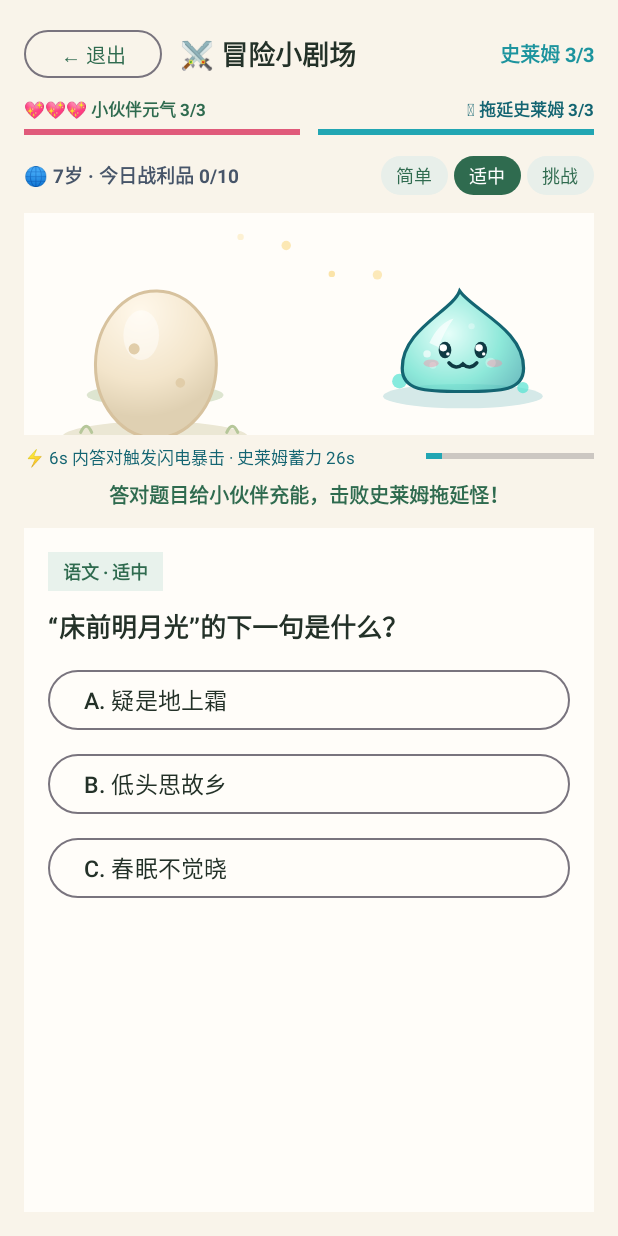
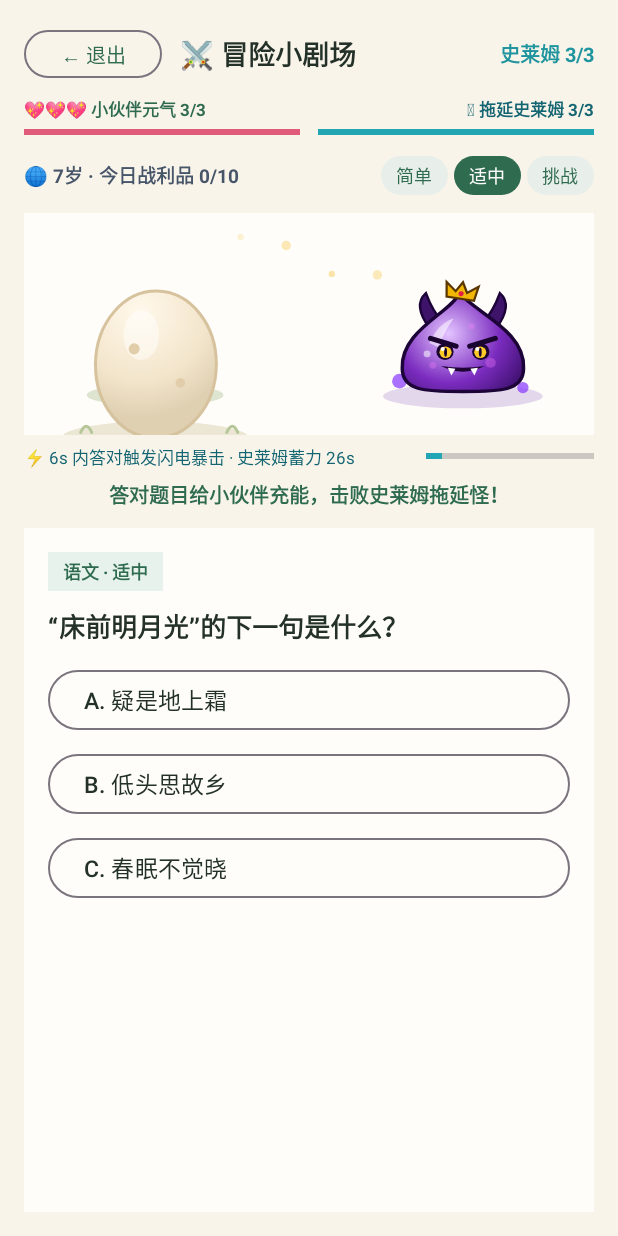
Before and after one commit to linfeng0219/growth-buddy, an Android app: the AdventureActivity screen opened directly, with no data from a screen before it, on a phone screen of 412 x 824 dp. Run offline under Robolectric (Android 15) with nearby library versions, the phone set to English and light mode, and no system bars; pictures from the network do not load.

Commit message:
重塑拖延史莱姆为暗紫恶魔角魔王反派造型并同步暗紫特效

```diff
--- a/android/app/src/main/java/com/growthbuddy/child/PetCanvasView.kt
+++ b/android/app/src/main/java/com/growthbuddy/child/PetCanvasView.kt
@@ -1085,7 +1085,7 @@ class BattleStageView @JvmOverloads constructor(
         val list = ArrayList<BurstParticle>(28)
         if (forEnemyAttack) {
             val burstCount = if (intense) 18 else 14
-            val colors = intArrayOf(0xFF4BE3D0.toInt(), 0xFF7BE8FF.toInt(), 0xFFFF85A1.toInt(), 0xFFA5F3FC.toInt())
+            val colors = intArrayOf(0xFF9D4EDD.toInt(), 0xFFC77DFF.toInt(), 0xFFFF4D6D.toInt(), 0xFF7B2CBF.toInt())
             for (i in 0 until burstCount) {
                 val angle = (2.0 * PI * i / burstCount) + (i % 3) * 0.21
                 val speed = (if (intense) 140f else 105f) + (i % 4) * 28f
@@ -1125,9 +1125,9 @@ class BattleStageView @JvmOverloads constructor(
                 )
             )
         }
-        // 命中瞬间星芒 + 史莱姆凝胶飞沫
+        // 命中瞬间星芒 + 暗紫史莱姆黏液飞沫
         val burstCount = if (intense) 20 else 14
-        val colors = intArrayOf(0xFFF6C445.toInt(), 0xFF4BE3D0.toInt(), 0xFFFF8577.toInt(), 0xFF7BE8FF.toInt(), 0xFFFFE57F.toInt())
+        val colors = intArrayOf(0xFFF6C445.toInt(), 0xFF9D4EDD.toInt(), 0xFFFF5A5F.toInt(), 0xFFC77DFF.toInt(), 0xFFFFE57F.toInt())
         for (i in 0 until burstCount) {
             val angle = (2.0 * PI * i / burstCount) + (i % 3) * 0.17
             val speed = (if (intense) 155f else 115f) + (i % 4) * 32f
@@ -1321,8 +1321,8 @@ class BattleStageView @JvmOverloads constructor(
         paint.color = 0xFFDDE5D0.toInt()
         canvas.drawOval(w * 0.11f, h * 0.77f, w * 0.35f, h * 0.87f, paint)
 
-        // 史莱姆脚下黏液微光水洼阴影
-        paint.color = 0xFFD5E9E8.toInt()
+        // 史莱姆脚下暗紫黏液阴影水洼
+        paint.color = 0xFFE3D7EC.toInt()
         canvas.drawOval(w * 0.63f, h * 0.77f, w * 0.91f, h * 0.88f, paint)
 
         // 舞台背景漂浮微光点
@@ -1517,12 +1517,12 @@ class BattleStageView @JvmOverloads constructor(
             }
         }
 
-        // 地面半透明小水滴（史莱姆身旁晃动的小分身凝胶滴）
+        // 地面半透明暗紫黏液小水滴（史莱姆反派旁冒泡的分身毒液滴）
         monsterPaint.reset()
         monsterPaint.isAntiAlias = true
         monsterPaint.style = Paint.Style.FILL
         val dropBob = sin(idleSec * 3.2f) * 3.5f
-        monsterPaint.color = 0xAA4BE3D0.toInt()
+        monsterPaint.color = 0xBB8B3DFF.toInt()
         canvas.drawCircle(foeCx - r * 1.12f + dx * 0.3f, baseY - r * 0.14f - dropBob, r * 0.13f, monsterPaint)
         canvas.drawCircle(foeCx + r * 1.06f + dx * 0.3f, baseY - r * 0.10f + dropBob * 0.7f, r * 0.10f, monsterPaint)
 
@@ -1531,14 +1531,36 @@ class BattleStageView @JvmOverloads constructor(
         canvas.rotate(rot, 0f, -r * 0.35f)
         canvas.scale(sx, sy, 0f, 0f)
 
-        // 1. 史莱姆经典水滴尖顶轮廓（底部坐标 y=0）
+        // 0. 恶魔小弯角（背后长出，彰显反派气场）
+        val leftHorn = Path().apply {
+            moveTo(-r * 0.56f, -r * 1.12f)
+            quadTo(-r * 0.88f, -r * 1.56f, -r * 0.64f, -r * 1.78f)
+            quadTo(-r * 0.52f, -r * 1.44f, -r * 0.34f, -r * 1.24f)
+            close()
+        }
+        val rightHorn = Path().apply {
+            moveTo(r * 0.56f, -r * 1.12f)
+            quadTo(r * 0.88f, -r * 1.56f, r * 0.64f, -r * 1.78f)
+            quadTo(r * 0.52f, -r * 1.44f, r * 0.34f, -r * 1.24f)
+            close()
+        }
+        monsterPaint.color = 0xFF3E146B.toInt()
+        canvas.drawPath(leftHorn, monsterPaint)
+        canvas.drawPath(rightHorn, monsterPaint)
+        monsterPaint.style = Paint.Style.STROKE
+        monsterPaint.strokeWidth = 2.4f
+        monsterPaint.color = 0xFF1D0438.toInt()
+        canvas.drawPath(leftHorn, monsterPaint)
+        canvas.drawPath(rightHorn, monsterPaint)
+
+        // 1. 史莱姆水滴尖顶轮廓（底部坐标 y=0）
+        monsterPaint.style = Paint.Style.FILL
         val tipSway = sin(idleSec * 4.2f) * r * 0.06f
         val bodyPath = Path().apply {
-            moveTo(tipSway, -r * 1.82f)
-            // 右侧上弧 -> 饱满右颊 -> 贴地右底
+            moveTo(tipSway, -r * 1.78f)
             cubicTo(
-                r * 0.18f, -r * 1.46f,
-                r * 1.06f, -r * 1.12f,
+                r * 0.22f, -r * 1.42f,
+                r * 1.08f, -r * 1.10f,
                 r * 1.05f, -r * 0.42f
             )
             cubicTo(
@@ -1546,43 +1568,43 @@ class BattleStageView @JvmOverloads constructor(
                 r * 0.68f, 0f,
                 0f, 0f
             )
-            // 左侧贴地 -> 饱满左颊 -> 回到顶部水滴尖
             cubicTo(
                 -r * 0.68f, 0f,
                 -r * 1.05f, -r * 0.02f,
                 -r * 1.05f, -r * 0.42f
             )
             cubicTo(
-                -r * 1.06f, -r * 1.12f,
-                -r * 0.18f, -r * 1.46f,
-                tipSway, -r * 1.82f
+                -r * 1.08f, -r * 1.10f,
+                -r * 0.22f, -r * 1.42f,
+                tipSway, -r * 1.78f
             )
             close()
         }
 
-        // 果冻渐变填充（残血略偏蓝紫，平时亮薄荷青）
-        val topCol = if (hpRatio <= 0.4f && monsterMaxHp > 1) 0xFFE8E6FF.toInt() else 0xFFD9FFF9.toInt()
-        val midCol = if (hpRatio <= 0.4f && monsterMaxHp > 1) 0xFF7FA8F8.toInt() else 0xFF54DEC9.toInt()
-        val deepCol = if (hpRatio <= 0.4f && monsterMaxHp > 1) 0xFF3E61B8.toInt() else 0xFF1D949E.toInt()
+        // 反派毒液暗紫渐变（残血转为狂暴猩红暗紫）
+        val enraged = hpRatio <= 0.4f && monsterMaxHp > 1
+        val topCol = if (enraged) 0xFFFFB5C5.toInt() else 0xFFE3C4FF.toInt()
+        val midCol = if (enraged) 0xFFC8235D.toInt() else 0xFF7B2CBF.toInt()
+        val deepCol = if (enraged) 0xFF47061C.toInt() else 0xFF310A5D.toInt()
 
         monsterPaint.shader = RadialGradient(
             -r * 0.25f, -r * 1.05f, r * 1.65f,
             intArrayOf(topCol, midCol, deepCol),
-            floatArrayOf(0f, 0.56f, 1f),
+            floatArrayOf(0f, 0.54f, 1f),
             Shader.TileMode.CLAMP
         )
         canvas.drawPath(bodyPath, monsterPaint)
         monsterPaint.shader = null
 
-        // 体内半透明上升气泡
-        monsterPaint.color = 0x55FFFFFF
+        // 体内暗紫毒液气泡
+        monsterPaint.color = 0x4DFF85FF
         val bShift = (idleSec * 18f) % (r * 0.5f)
         canvas.drawCircle(r * 0.48f, -r * 0.34f - bShift * 0.5f, r * 0.09f, monsterPaint)
         canvas.drawCircle(-r * 0.52f, -r * 0.58f + bShift * 0.3f, r * 0.06f, monsterPaint)
         canvas.drawCircle(r * 0.15f, -r * 1.18f, r * 0.055f, monsterPaint)
 
         // 果冻左上角弯月高光
-        monsterPaint.color = 0xA8FFFFFF.toInt()
+        monsterPaint.color = 0x88FFFFFF.toInt()
         val shine = Path().apply {
             moveTo(-r * 0.58f, -r * 0.88f)
             quadTo(-r * 0.42f, -r * 1.24f, -r * 0.16f, -r * 1.32f)
@@ -1590,12 +1612,12 @@ class BattleStageView @JvmOverloads constructor(
             close()
         }
         canvas.drawPath(shine, monsterPaint)
-        canvas.drawCircle(-r * 0.62f, -r * 0.68f, r * 0.065f, monsterPaint)
-
-        // 外圈果冻描边
+        canvas.drawCircle(-r * 0.62f, -r * 0.68f, r * 0.06f, monsterPaint)
+
+        // 外圈冷峻深紫黑描边
         monsterPaint.style = Paint.Style.STROKE
-        monsterPaint.strokeWidth = 3.2f
-        monsterPaint.color = 0xFF146572.toInt()
+        monsterPaint.strokeWidth = 3.4f
+        monsterPaint.color = 0xFF1D0438.toInt()
         canvas.drawPath(bodyPath, monsterPaint)
 
         // 命中瞬间闪白遮罩
@@ -1605,19 +1627,43 @@ class BattleStageView @JvmOverloads constructor(
             canvas.drawPath(bodyPath, monsterPaint)
         }
 
-        // 2. 史莱姆表情（相对于身体锚点）
-        val faceY = -r * 0.64f
-        monsterPaint.style = Paint.Style.FILL
-        monsterPaint.color = 0x66FF85A1
-        canvas.drawOval(-r * 0.68f, faceY + r * 0.06f, -r * 0.42f, faceY + r * 0.20f, monsterPaint)
-        canvas.drawOval(r * 0.42f, faceY + r * 0.06f, r * 0.68f, faceY + r * 0.20f, monsterPaint)
+        // 头顶小魔王皇冠（击败后歪掉掉在一旁）
+        if (!isDefeated) {
+            canvas.save()
+            canvas.translate(tipSway * 0.8f, -r * 1.68f)
+            canvas.rotate(if (isHitReact) 22f else 9f)
+            val crown = Path().apply {
+                moveTo(-r * 0.24f, 0f)
+                lineTo(-r * 0.28f, -r * 0.26f)
+                lineTo(-r * 0.10f, -r * 0.12f)
+                lineTo(0f, -r * 0.30f)
+                lineTo(r * 0.10f, -r * 0.12f)
+                lineTo(r * 0.28f, -r * 0.26f)
+                lineTo(r * 0.24f, 0f)
+                close()
+            }
+            monsterPaint.style = Paint.Style.FILL
+            monsterPaint.color = 0xFFF2B705.toInt()
+            canvas.drawPath(crown, monsterPaint)
+            monsterPaint.style = Paint.Style.STROKE
+            monsterPaint.strokeWidth = 2.2f
+            monsterPaint.color = 0xFF5A3700.toInt()
+            canvas.drawPath(crown, monsterPaint)
+            monsterPaint.style = Paint.Style.FILL
+            monsterPaint.color = 0xFFE11D48.toInt()
+            canvas.drawCircle(0f, -r * 0.09f, r * 0.045f, monsterPaint)
+            canvas.restore()
+        }
+
+        // 2. 反派邪魅表情（无粉嫩腮红，改为倒八字凶眉 + 琥珀金眼 + 锯齿獠牙坏笑）
+        val faceY = -r * 0.62f
 
         if (isDefeated) {
             // 晕倒 × × 眼
             monsterPaint.style = Paint.Style.STROKE
             monsterPaint.strokeWidth = 4f
             monsterPaint.strokeCap = Paint.Cap.ROUND
-            monsterPaint.color = 0xFF0E3942.toInt()
+            monsterPaint.color = 0xFF1D0438.toInt()
             for (side in intArrayOf(-1, 1)) {
                 val ex = side * r * 0.32f
                 val ey = faceY - r * 0.08f
@@ -1625,58 +1671,63 @@ class BattleStageView @JvmOverloads constructor(
                 canvas.drawLine(ex - d, ey - d, ex + d, ey + d, monsterPaint)
                 canvas.drawLine(ex + d, ey - d, ex - d, ey + d, monsterPaint)
             }
-            // 波浪晕嘴
             val mouth = Path().apply {
-                moveTo(-r * 0.20f, faceY + r * 0.18f)
+                moveTo(-r * 0.22f, faceY + r * 0.18f)
                 quadTo(-r * 0.08f, faceY + r * 0.08f, 0f, faceY + r * 0.18f)
-                quadTo(r * 0.08f, faceY + r * 0.28f, r * 0.20f, faceY + r * 0.18f)
+                quadTo(r * 0.08f, faceY + r * 0.28f, r * 0.22f, faceY + r * 0.18f)
             }
             canvas.drawPath(mouth, monsterPaint)
         } else if (isHitReact) {
-            // > < 委屈挤眼 + O 形惊讶嘴
+            // > < 痛得挤眼 + 咬牙怒吼嘴
             monsterPaint.style = Paint.Style.STROKE
-            monsterPaint.strokeWidth = 4.2f
+            monsterPaint.strokeWidth = 4.4f
             monsterPaint.strokeCap = Paint.Cap.ROUND
-            monsterPaint.color = 0xFF0E3942.toInt()
+            monsterPaint.color = 0xFF1D0438.toInt()
             val ey = faceY - r * 0.06f
-            // 左 >
-            canvas.drawLine(-r * 0.44f, ey - r * 0.11f, -r * 0.24f, ey, monsterPaint)
-            canvas.drawLine(-r * 0.44f, ey + r * 0.11f, -r * 0.24f, ey, monsterPaint)
-            // 右 <
-            canvas.drawLine(r * 0.44f, ey - r * 0.11f, r * 0.24f, ey, monsterPaint)
-            canvas.drawLine(r * 0.44f, ey + r * 0.11f, r * 0.24f, ey, monsterPaint)
-            // 惊讶 O 嘴
+            canvas.drawLine(-r * 0.44f, ey - r * 0.11f, -r * 0.22f, ey, monsterPaint)
+            canvas.drawLine(-r * 0.44f, ey + r * 0.11f, -r * 0.22f, ey, monsterPaint)
+            canvas.drawLine(r * 0.44f, ey - r * 0.11f, r * 0.22f, ey, monsterPaint)
+            canvas.drawLine(r * 0.44f, ey + r * 0.11f, r * 0.22f, ey, monsterPaint)
+            // 怒张锯齿嘴
             monsterPaint.style = Paint.Style.FILL
-            monsterPaint.color = 0xFF144954.toInt()
-            canvas.drawOval(-r * 0.12f, faceY + r * 0.06f, r * 0.12f, faceY + r * 0.28f, monsterPaint)
+            monsterPaint.color = 0xFF240642.toInt()
+            canvas.drawOval(-r * 0.24f, faceY + r * 0.06f, r * 0.24f, faceY + r * 0.30f, monsterPaint)
+            monsterPaint.color = Color.WHITE
+            canvas.drawRect(-r * 0.14f, faceY + r * 0.08f, -r * 0.06f, faceY + r * 0.17f, monsterPaint)
+            canvas.drawRect(r * 0.06f, faceY + r * 0.08f, r * 0.14f, faceY + r * 0.17f, monsterPaint)
         } else {
-            // 水汪汪黑亮大眼（每 ~3 秒眨眼一次）
-            val blinkPhase = idleSec % 3.2f
-            val blinking = blinkPhase > 3.04f
             val ey = faceY - r * 0.08f
-            if (blinking) {
-                monsterPaint.style = Paint.Style.STROKE
-                monsterPaint.strokeWidth = 4f
-                monsterPaint.strokeCap = Paint.Cap.ROUND
-                monsterPaint.color = 0xFF0E3942.toInt()
-                canvas.drawLine(-r * 0.44f, ey, -r * 0.20f, ey, monsterPaint)
-                canvas.drawLine(r * 0.20f, ey, r * 0.44f, ey, monsterPaint)
-            } else {
-                monsterPaint.style = Paint.Style.FILL
-                monsterPaint.color = 0xFF0E3942.toInt()
-                canvas.drawOval(-r * 0.42f, ey - r * 0.18f, -r * 0.20f, ey + r * 0.12f, monsterPaint)
-                canvas.drawOval(r * 0.20f, ey - r * 0.18f, r * 0.42f, ey + r * 0.12f, monsterPaint)
-                monsterPaint.color = Color.WHITE
-                canvas.drawCircle(-r * 0.34f, ey - r * 0.07f, r * 0.065f, monsterPaint)
-                canvas.drawCircle(r * 0.28f, ey - r * 0.07f, r * 0.065f, monsterPaint)
-                canvas.drawCircle(-r * 0.26f, ey + r * 0.04f, r * 0.03f, monsterPaint)
-                canvas.drawCircle(r * 0.36f, ey + r * 0.04f, r * 0.03f, monsterPaint)
-            }
-
-            // 受伤贴纸：HP < MaxHP 时右颊多贴一块可爱创可贴
+            // 反派斜立眼眶 + 发光琥珀金恶魔眼 + 竖瞳
+            monsterPaint.style = Paint.Style.FILL
+            monsterPaint.color = 0xFF1A0430.toInt()
+            canvas.drawOval(-r * 0.46f, ey - r * 0.17f, -r * 0.16f, ey + r * 0.13f, monsterPaint)
+            canvas.drawOval(r * 0.16f, ey - r * 0.17f, r * 0.46f, ey + r * 0.13f, monsterPaint)
+
+            // 邪恶金橙虹膜
+            monsterPaint.color = if (enraged) 0xFFFF5252.toInt() else 0xFFFFCA28.toInt()
+            canvas.drawCircle(-r * 0.30f, ey - r * 0.01f, r * 0.105f, monsterPaint)
+            canvas.drawCircle(r * 0.30f, ey - r * 0.01f, r * 0.105f, monsterPaint)
+
+            // 凶巴巴竖瞳 + 寒芒高光
+            monsterPaint.color = 0xFF1A0430.toInt()
+            canvas.drawOval(-r * 0.325f, ey - r * 0.09f, -r * 0.275f, ey + r * 0.07f, monsterPaint)
+            canvas.drawOval(r * 0.275f, ey - r * 0.09f, r * 0.325f, ey + r * 0.07f, monsterPaint)
+            monsterPaint.color = Color.WHITE
+            canvas.drawCircle(-r * 0.35f, ey - r * 0.07f, r * 0.035f, monsterPaint)
+            canvas.drawCircle(r * 0.25f, ey - r * 0.07f, r * 0.035f, monsterPaint)
+
+            // 粗浓倒八字反派坏眉毛
+            monsterPaint.style = Paint.Style.STROKE
+            monsterPaint.strokeWidth = 5.2f
+            monsterPaint.strokeCap = Paint.Cap.ROUND
+            monsterPaint.color = 0xFF1A0430.toInt()
+            canvas.drawLine(-r * 0.56f, ey - r * 0.26f, -r * 0.12f, ey - r * 0.12f, monsterPaint)
+            canvas.drawLine(r * 0.56f, ey - r * 0.26f, r * 0.12f, ey - r * 0.12f, monsterPaint)
+
+            // 受伤贴纸：HP < MaxHP 时右颊贴创可贴
             if (monsterHp < monsterMaxHp) {
                 canvas.save()
-                canvas.translate(r * 0.48f, -r * 1.02f)
+                canvas.translate(r * 0.52f, -r * 1.00f)
                 canvas.rotate(-22f)
                 monsterPaint.style = Paint.Style.FILL
                 monsterPaint.color = 0xFFFFE4B5.toInt()
@@ -1686,24 +1737,57 @@ class BattleStageView @JvmOverloads constructor(
                 canvas.restore()
             }
 
-            // 搞怪小嘴：满血俏皮 w 嘴，受伤委屈波浪嘴
-            monsterPaint.style = Paint.Style.STROKE
-            monsterPaint.strokeWidth = 3.6f
-            monsterPaint.strokeCap = Paint.Cap.ROUND
-            monsterPaint.color = 0xFF0E3942.toInt()
-            val mouth = Path()
-            if (monsterHp < monsterMaxHp) {
-                mouth.moveTo(-r * 0.22f, faceY + r * 0.22f)
-                mouth.quadTo(0f, faceY + r * 0.08f, r * 0.22f, faceY + r * 0.22f)
-            } else {
-                mouth.moveTo(-r * 0.24f, faceY + r * 0.12f)
-                mouth.quadTo(-r * 0.12f, faceY + r * 0.26f, 0f, faceY + r * 0.14f)
-                mouth.quadTo(r * 0.12f, faceY + r * 0.26f, r * 0.24f, faceY + r * 0.12f)
-            }
-            canvas.drawPath(mouth, monsterPaint)
+            // 邪恶坏笑大嘴 + 尖锐獠牙
+            val villainMouth = Path().apply {
+                moveTo(-r * 0.38f, faceY + r * 0.16f)
+                quadTo(0f, faceY + r * 0.36f, r * 0.38f, faceY + r * 0.16f)
+                quadTo(0f, faceY + r * 0.22f, -r * 0.38f, faceY + r * 0.16f)
+                close()
+            }
+            monsterPaint.style = Paint.Style.FILL
+            monsterPaint.color = 0xFF1E0536.toInt()
+            canvas.drawPath(villainMouth, monsterPaint)
+
+            // 左右尖尖小獠牙
+            monsterPaint.color = Color.WHITE
+            val fangL = Path().apply {
+                moveTo(-r * 0.26f, faceY + r * 0.19f)
+                lineTo(-r * 0.20f, faceY + r * 0.33f)
+                lineTo(-r * 0.13f, faceY + r * 0.21f)
+                close()
+            }
+            val fangR = Path().apply {
+                moveTo(r * 0.13f, faceY + r * 0.21f)
+                lineTo(r * 0.20f, faceY + r * 0.33f)
+                lineTo(r * 0.26f, faceY + r * 0.19f)
+                close()
+            }
+            canvas.drawPath(fangL, monsterPaint)
+            canvas.drawPath(fangR, monsterPaint)
         }
 
         canvas.restore()
+
+        // 被击败后掉落在一旁的迷你皇冠 + 头顶晕眩金星
+        if (isDefeated) {
+            canvas.save()
+            canvas.translate(foeCx + r * 0.92f, baseY - r * 0.14f)
+            canvas.rotate(38f)
+            monsterPaint.style = Paint.Style.FILL
+            monsterPaint.color = 0xFFF2B705.toInt()
+            val dropCrown = Path().apply {
+                moveTo(-r * 0.20f, 0f)
+                lineTo(-r * 0.22f, -r * 0.20f)
+                lineTo(-r * 0.08f, -r * 0.10f)
+                lineTo(0f, -r * 0.24f)
+                lineTo(r * 0.08f, -r * 0.10f)
+                lineTo(r * 0.22f, -r * 0.20f)
+                lineTo(r * 0.20f, 0f)
+                close()
+            }
+            canvas.drawPath(dropCrown, monsterPaint)
+            canvas.restore()
+        }
 
         // 战败或残血头顶绕圈晕眩金星
         if (isDefeated || (monsterHp == 1 && monsterMaxHp > 1 && !busy)) {
@@ -1740,14 +1824,14 @@ class BattleStageView @JvmOverloads constructor(
             val tu = 1f - tt
             val tx = tu * tu * sx + 2 * tu * tt * cx + tt * tt * ex
             val ty = tu * tu * sy + 2 * tu * tt * cy + tt * tt * ey
-            paint.color = ((180 - tail * 36) shl 24) or 0x004BE3D0
+            paint.color = ((180 - tail * 36) shl 24) or 0x009D4EDD
             canvas.drawCircle(tx, ty, (10f - tail * 1.6f), paint)
         }
-        paint.color = 0xAA7BE8FF.toInt()
+        paint.color = 0xAAC77DFF.toInt()
         canvas.drawCircle(px, py, 16f, paint)
-        paint.color = 0xFF22A6B3.toInt()
+        paint.color = 0xFF6A1B9A.toInt()
         canvas.drawCircle(px, py, 11f, paint)
-        paint.color = 0xCCFFFFFF.toInt()
+        paint.color = 0xCCFFE082.toInt()
         canvas.drawCircle(px - 3.5f, py - 3.5f, 3.5f, paint)
     }
 
@@ -1782,11 +1866,11 @@ class BattleStageView @JvmOverloads constructor(
         paint.reset()
         paint.isAntiAlias = true
         paint.style = Paint.Style.FILL
-        paint.color = 0x444BE3D0.toInt()
+        paint.color = 0x448B3DFF.toInt()
         canvas.drawCircle(cx, cy, r, paint)
         paint.style = Paint.Style.STROKE
         paint.strokeWidth = 3f
-        paint.color = 0xAA22A6B3.toInt()
+        paint.color = 0xAA6A1B9A.toInt()
         canvas.drawCircle(cx, cy, r, paint)
         paint.style = Paint.Style.FILL
         paint.color = 0xAAFFFFFF.toInt()
@@ -1797,8 +1881,8 @@ class BattleStageView @JvmOverloads constructor(
         paint.reset()
         paint.isAntiAlias = true
         val fade = (1f - t).coerceIn(0f, 1f)
-        val mainRingColor = if (forEnemyHit) 0x004BE3D0 else 0x00FFD54F
-        val subRingColor = if (forEnemyHit) 0x00FF85A1 else 0x004BE3D0
+        val mainRingColor = if (forEnemyHit) 0x009D4EDD else 0x00FFD54F
+        val subRingColor = if (forEnemyHit) 0x00FF4D6D else 0x00C77DFF
 
         // 双层扩散冲击圆环
         paint.style = Paint.Style.STROKE
@@ -1898,13 +1982,13 @@ class BattleStageView @JvmOverloads constructor(
         paint.style = Paint.Style.STROKE
         paint.strokeWidth = 6.5f
         paint.strokeJoin = Paint.Join.ROUND
-        paint.color = (alpha shl 24) or (if (forEnemyAttack) 0x00114852 else 0x003D2516)
+        paint.color = (alpha shl 24) or (if (forEnemyAttack) 0x00240642 else 0x003D2516)
         canvas.drawText(label, 0f, 0f, paint)
 
         // 亮色填充
         paint.style = Paint.Style.FILL
         val fillRgb = when {
-            forEnemyAttack -> 0x004BE3D0
+            forEnemyAttack -> 0x00D896FF
             finishingBlow || lightningCrit -> 0x00FFD54F
             else -> 0x00FF7043
         }
```
Also changed, not shown: 3 other files.
